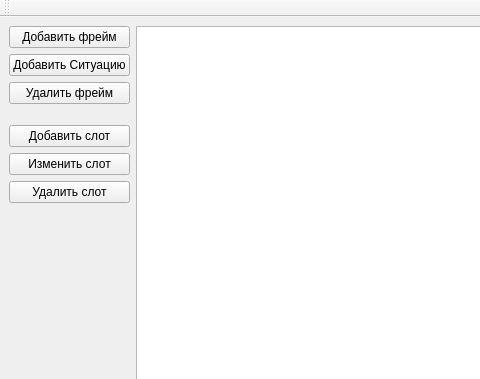
Above: ui/kbeditorwindow.ui from vinni-au/nya-cats before the change; both pictures show x 0 to 480 and y 0 to 379 of the 950 by 735 pixel window. Below: the same form after it.
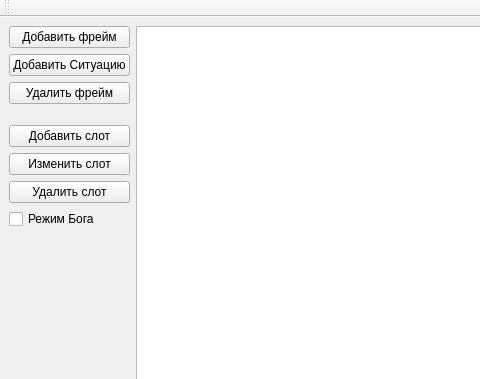
That is the form after the change. Icons and pictures are not drawn. Custom widgets are drawn as their Qt base class.

Commit message: Добавил режим Бога при редактировании фреймов. Еще закомитил прокси для человечка.

Patch:
```diff
--- a/ui/kbeditorwindow.ui
+++ b/ui/kbeditorwindow.ui
@@ -78,6 +78,13 @@
         </property>
        </widget>
       </item>
+      <item>
+       <widget class="QCheckBox" name="chbAdmin">
+        <property name="text">
+         <string>Режим Бога</string>
+        </property>
+       </widget>
+      </item>
       <item>
        <spacer name="verticalSpacer">
         <property name="orientation">
```
The commit also changes 5 other files.
